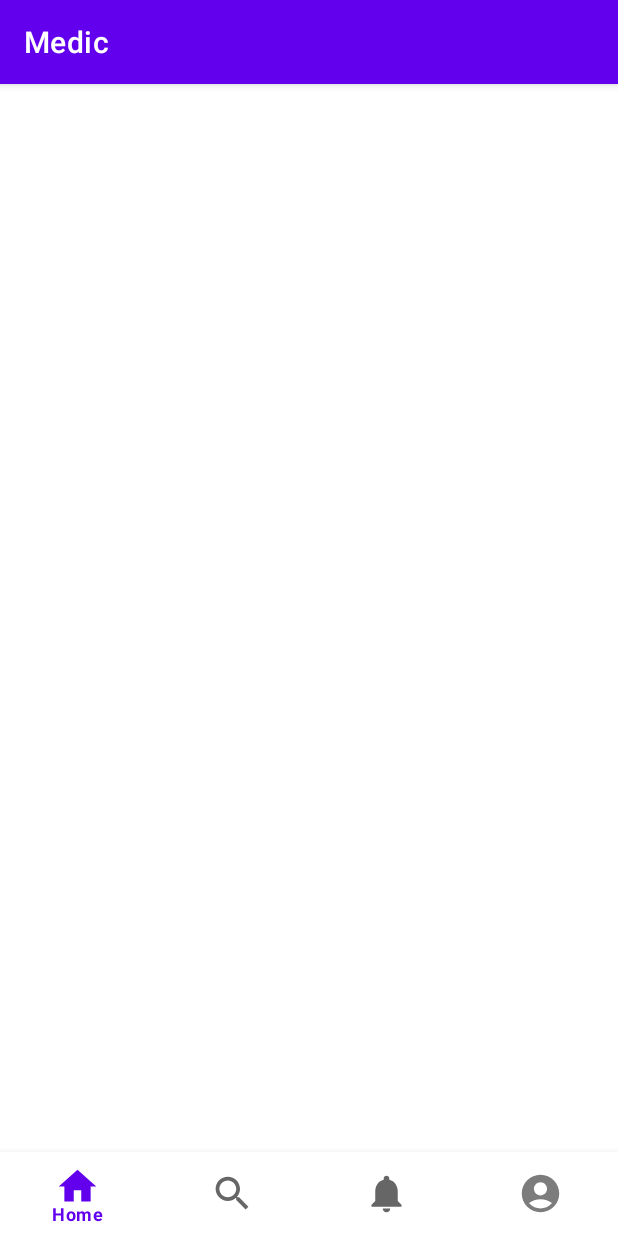
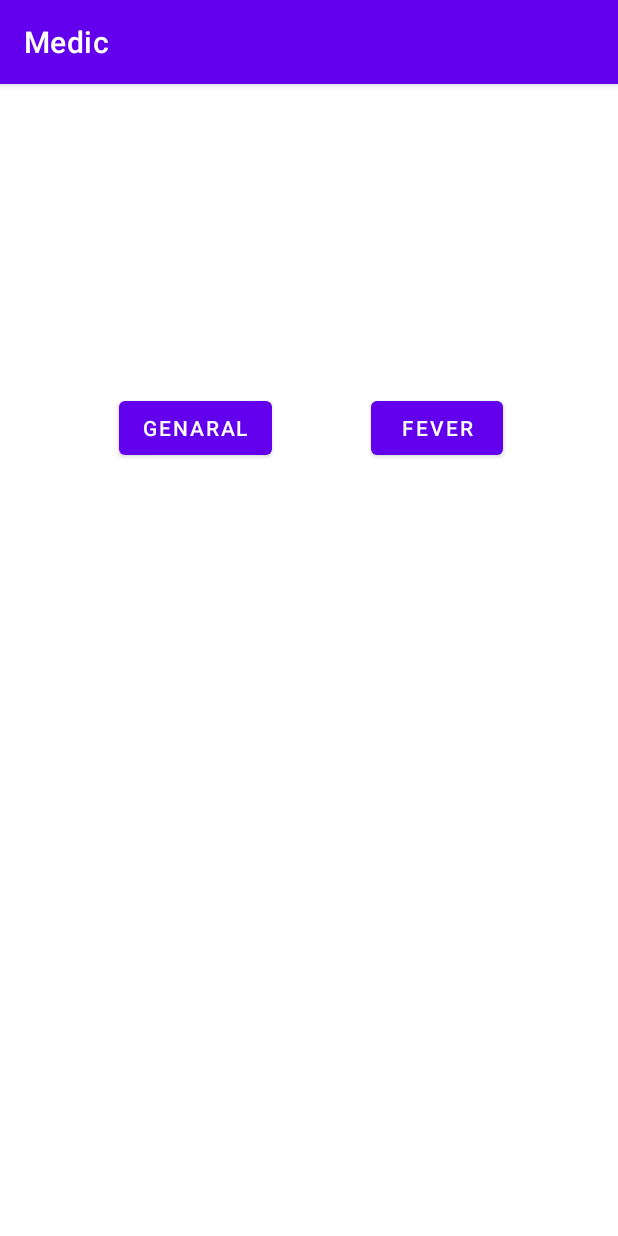
Before and after one commit to Dineshhank/MEDIC, an Android app: the MainActivity screen opened directly, with no data from a screen before it, on a phone screen of 412 x 824 dp. Run offline under Robolectric (Android 15) with nearby library versions, the phone set to English and light mode, and no system bars.

Commit message:
some new changes

```diff
--- a/app/build.gradle
+++ b/app/build.gradle
@@ -32,6 +32,7 @@ dependencies {
     implementation 'androidx.appcompat:appcompat:1.4.2'
     implementation 'com.google.android.material:material:1.6.1'
     implementation 'androidx.constraintlayout:constraintlayout:2.1.4'
+    implementation 'com.google.android.gms:play-services-base:17.6.0'
     testImplementation 'junit:junit:4.13.2'
     androidTestImplementation 'androidx.test.ext:junit:1.1.3'
     androidTestImplementation 'androidx.test.espresso:espresso-core:3.4.0'
--- a/app/src/main/AndroidManifest.xml
+++ b/app/src/main/AndroidManifest.xml
@@ -13,6 +13,12 @@
         android:supportsRtl="true"
         android:theme="@style/Theme.MEDIC"
         tools:targetApi="31">
+        <activity
+            android:name=".consultnow"
+            android:exported="false" />
+        <activity
+            android:name=".general"
+            android:exported="false" />
         <activity
             android:name=".LoginActivity"
             android:exported="false" />
--- a/app/src/main/java/com/example/medic/LoginActivity.java
+++ b/app/src/main/java/com/example/medic/LoginActivity.java
@@ -31,7 +31,10 @@ public class LoginActivity extends AppCompatActivity {
             @Override
             public void onClick(View view) {
                LoginActivity lg = LoginActivity.this;
-               lg.validate(lg.etuser.getText().toString(),LoginActivity.this.etpass.getText().toString());
+               //lg.validate(lg.etuser.getText().toString(),LoginActivity.this.etpass.getText().toString());
+                Intent intent = new Intent(LoginActivity.this, MainActivity.class);
+                startActivity(intent);
+                finish();
             }
         });
 
--- a/app/src/main/java/com/example/medic/MainActivity.java
+++ b/app/src/main/java/com/example/medic/MainActivity.java
@@ -1,22 +1,39 @@
 package com.example.medic;
 
 import static com.example.medic.R.layout.activity_main;
+import static com.example.medic.R.layout.activity_sign_up;
 
 import androidx.appcompat.app.AppCompatActivity;
 
 
+import android.content.Intent;
 import android.os.Bundle;
-
+import android.view.View;
+import android.widget.Button;
 
 
 public class MainActivity extends AppCompatActivity {
+
+    Button button1,button2;
+
 
     //BottomNavigationView navigationView;
 
     @Override
     protected void onCreate(Bundle savedInstanceState) {
         super.onCreate(savedInstanceState);
-       setContentView(activity_main);
+         setContentView(activity_main);
+       this.button1=(Button) findViewById(R.id.button3);
+       this.button2=(Button) findViewById(R.id.button3);
+
+       button1.setOnClickListener(new View.OnClickListener() {
+           @Override
+           public void onClick(View view) {
+               Intent intent = new Intent(MainActivity.this, general.class);
+               startActivity(intent);
+               finish();
+           }
+       });
 
 
     }
--- a/app/src/main/res/layout/activity_login.xml
+++ b/app/src/main/res/layout/activity_login.xml
@@ -5,7 +5,7 @@
     android:layout_width="match_parent"
     android:layout_height="match_parent"
     android:scrollbars="none"
-    android:background="@drawable/login_bg"
+    android:background="@drawable/loginbg"
     tools:context=".LoginActivity">
 
     <LinearLayout
@@ -85,8 +85,9 @@
                 android:layout_width="match_parent"
                 android:layout_height="wrap_content"
                 android:fontFamily="@font/comfortaabold"
-                android:inputType="textEmailAddress"
+                android:inputType="textPassword"
                 android:singleLine="true"
+
                 android:textColor="@color/black" />
 
         </com.google.android.material.textfield.TextInputLayout>
--- a/app/src/main/res/layout/activity_main.xml
+++ b/app/src/main/res/layout/activity_main.xml
@@ -1,30 +1,32 @@
 <?xml version="1.0" encoding="utf-8"?>
-<RelativeLayout xmlns:android="http://schemas.android.com/apk/res/android"
+<androidx.constraintlayout.widget.ConstraintLayout xmlns:android="http://schemas.android.com/apk/res/android"
     xmlns:app="http://schemas.android.com/apk/res-auto"
     xmlns:tools="http://schemas.android.com/tools"
     android:layout_width="match_parent"
     android:layout_height="match_parent"
     tools:context=".MainActivity">
 
+    <Button
+        android:id="@+id/button3"
+        android:layout_width="wrap_content"
+        android:layout_height="wrap_content"
+        android:text="genaral"
+        app:layout_constraintBottom_toBottomOf="parent"
+        app:layout_constraintEnd_toEndOf="parent"
+        app:layout_constraintHorizontal_bias="0.255"
+        app:layout_constraintStart_toStartOf="parent"
+        app:layout_constraintTop_toTopOf="parent"
+        app:layout_constraintVertical_bias="0.285" />
 
-    <ScrollView
-        android:layout_width="match_parent"
-        android:layout_height="match_parent"
-        android:layout_alignTop="@+id/bottom_navigation"
-                                                         >
-
-        <ImageButton
-            android:id="@+id/imageButton"
-            android:layout_width="match_parent"
-            android:layout_height="wrap_content"
-            tools:srcCompat="@tools:sample/avatars" />
-    </ScrollView>
-
-    <com.google.android.material.bottomnavigation.BottomNavigationView
-        android:id="@+id/bottom_navigation"
-        android:layout_width="match_parent"
+    <Button
+        android:id="@+id/button4"
+        android:layout_width="wrap_content"
         android:layout_height="wrap_content"
-        android:layout_alignParentBottom="true"
-        app:itemIconSize="30dp"
-        app:menu="@menu/item_menu" />
-</RelativeLayout>
+        android:text="fever"
+        app:layout_constraintBottom_toBottomOf="parent"
+        app:layout_constraintEnd_toEndOf="parent"
+        app:layout_constraintHorizontal_bias="0.763"
+        app:layout_constraintStart_toStartOf="parent"
+        app:layout_constraintTop_toTopOf="parent"
+        app:layout_constraintVertical_bias="0.285" />
+</androidx.constraintlayout.widget.ConstraintLayout>
```
Also changed, not shown: app/src/main/res/drawable/coronaa.png (added), app/src/main/res/drawable/doctor.png (added), app/src/main/res/drawable/gyno.png (added), app/src/main/res/drawable/loginbg.jpg (renamed from app/src/main/res/drawable/login_bg.jpg), app/src/main/res/drawable/urology.png (added).
